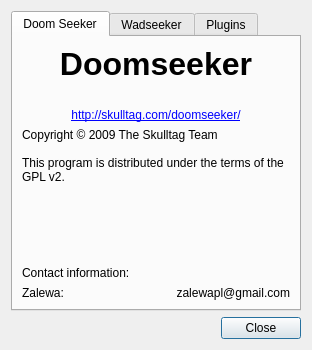
First picture: the form in src/gui/aboutDlg.ui, repository Destroyerrrocket/doomseeker-unofficial, before the edit.
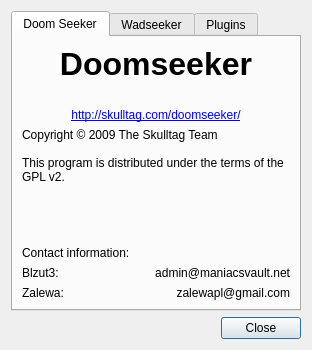
Second picture: the form after the edit. The open tabs and pages were chosen to show the change.

Commit message: - Added my own contact information to the about dialog.

Diff of the .ui file:
```diff
--- a/src/gui/aboutDlg.ui
+++ b/src/gui/aboutDlg.ui
@@ -129,17 +129,17 @@
         </widget>
        </item>
        <item>
-        <layout class="QHBoxLayout" name="horizontalLayout_2" >
-         <item>
-          <widget class="QLabel" name="label_9" >
-           <property name="text" >
+        <layout class="QGridLayout" name="gridLayout">
+         <item row="1" column="0">
+          <widget class="QLabel" name="label_9">
+           <property name="text">
             <string>Zalewa:</string>
            </property>
           </widget>
          </item>
-         <item>
-          <widget class="QLabel" name="label_10" >
-           <property name="text" >
+         <item row="1" column="1">
+          <widget class="QLabel" name="label_10">
+           <property name="text">
             <string>zalewapl@gmail.com</string>
            </property>
            <property name="alignment" >
@@ -153,6 +153,23 @@
            </property>
           </widget>
          </item>
+         <item row="0" column="0">
+          <widget class="QLabel" name="label_11">
+           <property name="text">
+            <string>Blzut3:</string>
+           </property>
+          </widget>
+         </item>
+         <item row="0" column="1">
+          <widget class="QLabel" name="label_12">
+           <property name="text">
+            <string>admin@maniacsvault.net</string>
+           </property>
+           <property name="alignment">
+            <set>Qt::AlignRight|Qt::AlignTrailing|Qt::AlignVCenter</set>
+           </property>
+          </widget>
+         </item>
         </layout>
        </item>
       </layout>
```
Left out of the diff: 256 changed lines with no effect on the pictures.
